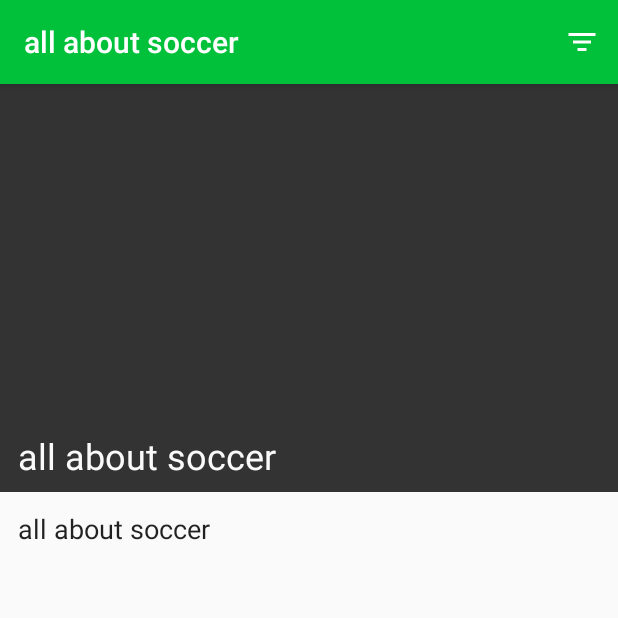
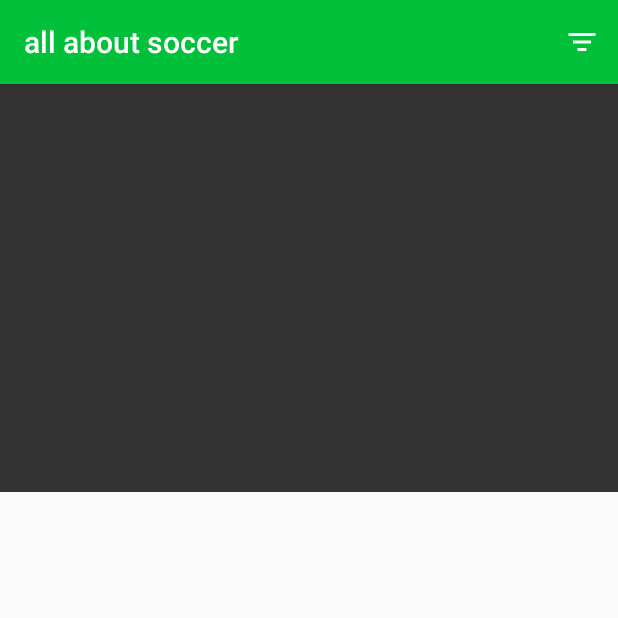
Before and after one commit to Vitamin-B/sample_app-github_list, an Android app: the fragment DetailFragment placed in its activity, on a phone screen of 412 x 824 dp, the top half of it. Run offline under Robolectric (Android 15) with nearby library versions, the phone set to English and light mode, and no system bars; our stand-ins replace Picasso; libraries missing offline, so code that uses them is left out: org.kodein.di; pictures from the network do not load; 7 statements that could not run were skipped.

Commit message:
Updated fragment init logic

```diff
--- a/app/src/main/java/s/jure/sample/app/soccer/ui/MainActivity.kt
+++ b/app/src/main/java/s/jure/sample/app/soccer/ui/MainActivity.kt
@@ -42,9 +42,9 @@ class MainActivity : AppCompatActivity(), KodeinAware, ClubListAdapter.OnEntryCl
             .of(this, direct.instance<MainViewModelFactory>())
             .get(MainViewModel::class.java)
 
-
         if (!splitView) {
-            if (savedInstanceState == null)
+            // add MainFragment if FrameLayout of single view is empty
+            if (supportFragmentManager.findFragmentById(R.id.fragment_container) == null)
                 supportFragmentManager.beginTransaction()
                     .add(R.id.fragment_container, MainFragment()).commit()
 
--- a/app/src/main/res/layout/detail_fragment.xml
+++ b/app/src/main/res/layout/detail_fragment.xml
@@ -35,7 +35,7 @@
             android:layout_height="wrap_content"
             android:layout_marginStart="8dp"
             android:layout_marginBottom="8dp"
-            android:text="@string/app_name"
+            android:text="@null"
             android:textColor="@color/whiteTextColor"
             android:textSize="24sp"
             tools:ignore="NestedWeights" />
@@ -50,6 +50,6 @@
         android:textColor="@color/primaryTextColor"
         android:textSize="18sp"
         android:padding="12dp"
-        android:text="@string/app_name" />
+        android:text="@null" />
 
 </LinearLayout>
```
